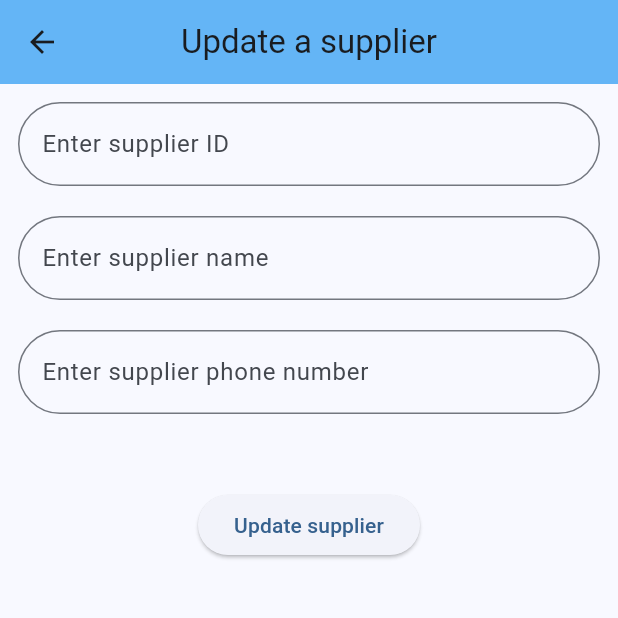
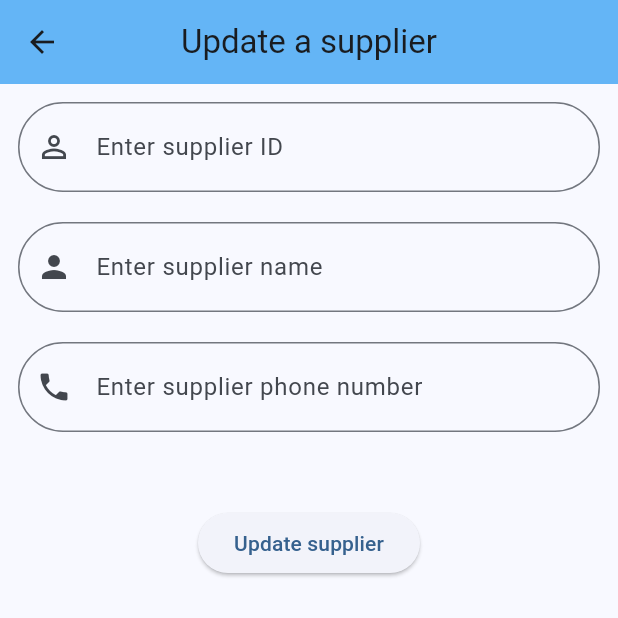
Before and after one commit to ahmadrestom/Supermarket-Frontend, a Flutter app: the UpdateSupplier screen opened by its route, on a phone screen of 412 x 824 dp, the top half of it. Run offline on Flutter 3.47's test engine with Material 3 defaults, Android fonts, the phone set to English and light mode, and no system bars; network calls fail.

```diff
--- a/lib/Supplier CRUD/updateSupplier.dart
+++ b/lib/Supplier CRUD/updateSupplier.dart
@@ -23,55 +23,29 @@ class UpdateSupplier extends StatelessWidget{
             children: [
               Column(
                 children: [
-                    TextField(
-                      controller: _supplierId,
-                      keyboardType: TextInputType.text,
-                      decoration: InputDecoration(
-                        labelText: 'Enter supplier ID',
-                        border: OutlineInputBorder(
-                          borderRadius: BorderRadius.circular(30.0),
-                        ),
-                      ),
-                    ),
+                  _buildTextField(_supplierId, 'Enter supplier ID', Icons.perm_identity, TextInputType.number),
                   const SizedBox(height: 20),
-                    TextField(
-                      controller: _supplierName,
-                      keyboardType: TextInputType.text,
-                      decoration: InputDecoration(
-                        labelText: 'Enter supplier name',
-                        border: OutlineInputBorder(
-                          borderRadius: BorderRadius.circular(30.0),
-                        ),
-                      ),
-                    ),
+                  _buildTextField(_supplierName, 'Enter supplier name', Icons.person, TextInputType.text),
                   const SizedBox(height: 20),
-                    TextField(
-                      controller: _supplierPhone,
-                      keyboardType: TextInputType.phone,
-                      decoration: InputDecoration(
-                        labelText: 'Enter supplier phone number',
-                        border: OutlineInputBorder(
-                          borderRadius: BorderRadius.circular(30.0),
-                        ),
-                      ),
-                    ),
+                  _buildTextField(_supplierPhone, 'Enter supplier phone number', Icons.phone, TextInputType.phone),
                   const SizedBox(height: 50),
                   ElevatedButton(
-                        onPressed: (){
+                    onPressed: () {
                       String stringID = _supplierId.text;
                       int id = int.tryParse(stringID) ?? 0;
                       String name = _supplierName.text;
                       String phone = _supplierPhone.text;
 
-                          if(id != 0 && name.isNotEmpty && phone.isNotEmpty) {
-                            Supplier supplier = Supplier(supplierId: id,
+                      if (id != 0 && name.isNotEmpty && phone.isNotEmpty) {
+                        Supplier supplier = Supplier(
+                          supplierId: id,
                           supplierName: name,
                           supplierPhone: phone,
                         );
                         SupplierService().updateSupplier(supplier);
                         showDialog(
                           context: context,
-                                builder: (BuildContext context){
+                          builder: (BuildContext context) {
                             return AlertDialog(
                               title: const Text('Success'),
                               content: const Text('Supplier successfully updated!'),
@@ -84,10 +58,9 @@ class UpdateSupplier extends StatelessWidget{
                                 ),
                               ],
                             );
-                                }
+                          },
                         );
-
-                          }else{
+                      } else {
                         showDialog(
                           context: context,
                           builder: (BuildContext context) {
@@ -105,14 +78,28 @@ class UpdateSupplier extends StatelessWidget{
                         );
                       }
                     },
-                        child: const Text('Update supplier')
+                    child: const Text('Update supplier'),
                   )
                 ],
               ),
-              ]
+            ],
           ),
         ),
       ),
     );
   }
 }
+
+Widget _buildTextField(TextEditingController controller, String labelText, IconData icon, TextInputType inputType) {
+  return TextFormField(
+    controller: controller,
+    keyboardType: inputType,
+    style: const TextStyle(fontSize: 16),
+    decoration: InputDecoration(
+      labelText: labelText,
+      prefixIcon: Icon(icon),
+      contentPadding: const EdgeInsets.symmetric(horizontal: 20.0, vertical: 18.0),
+      border: OutlineInputBorder(borderRadius: BorderRadius.circular(30.0)),
+    ),
+  );
+}
```
Also changed, not shown: lib/Supplier CRUD/createSupplier.dart (+24 -28 lines), lib/Supplier CRUD/deleteSupplier.dart (+14 -6 lines), lib/Supplier CRUD/getAllSuppliers.dart (+34 -5 lines), lib/Supplier CRUD/getSupplier.dart (+19 -11 lines). Lines whose indentation alone changed are shown as unchanged.
